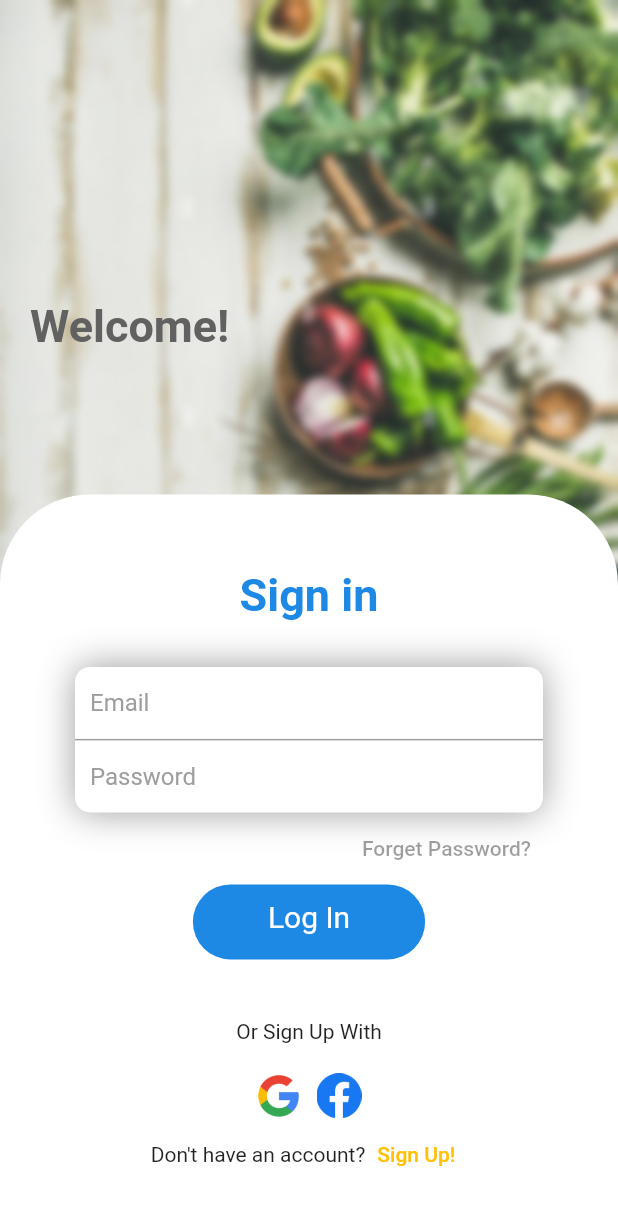
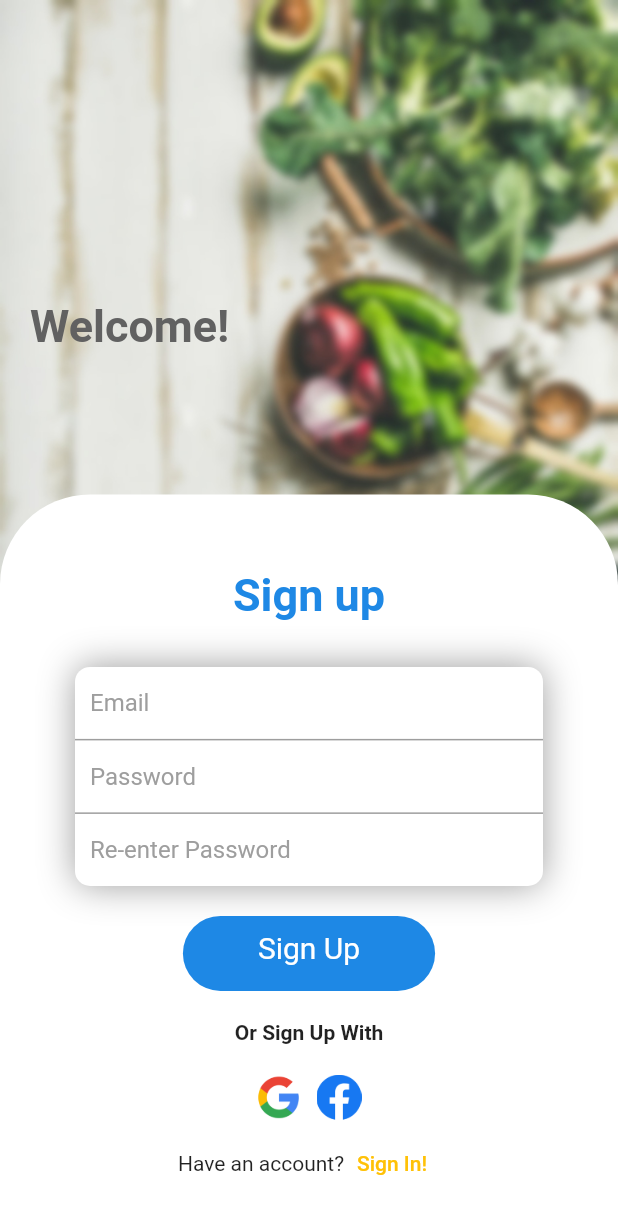
Before and after one commit to prateek1202/sign-up-screen, a Flutter app: the screen it shows after launch, on a phone screen of 412 x 824 dp. Shown: the top 1214 px of the screen. Run offline on Flutter 3.47's test engine with Material 2 defaults, Android fonts, the phone set to English and light mode, and no system bars.

Commit message:
added screenshots

```diff
--- a/lib/login_screen.dart
+++ /dev/null
@@ -1,159 +0,0 @@
-import 'package:flutter/material.dart';
-
-class LoginScreen extends StatelessWidget {
-  @override
-  Widget build(BuildContext context) {
-    return Stack(children: [
-      Image.asset('assets/images/background.jpg'),
-      Container(
-          margin: const EdgeInsets.fromLTRB(20, 200, 0, 0),
-          child: Text(
-            'Welcome!',
-            style: TextStyle(
-                fontSize: 30,
-                color: Colors.grey.shade700,
-                fontWeight: FontWeight.bold),
-          )),
-      Container(
-        margin: EdgeInsets.only(top: MediaQuery.of(context).size.height * 0.4),
-        child: Container(
-          decoration: const BoxDecoration(
-              color: Colors.white,
-              borderRadius: BorderRadius.only(
-                  topLeft: Radius.circular(60), topRight: Radius.circular(60))),
-          child: SingleChildScrollView(
-              child: Padding(
-            padding: const EdgeInsets.all(50),
-            child: Column(
-              children: [
-                //Sign in text
-                Text(
-                  'Sign in',
-                  style: TextStyle(
-                      fontSize: 30,
-                      color: Colors.blue.shade600,
-                      fontWeight: FontWeight.bold),
-                ),
-                const SizedBox(
-                  height: 30,
-                ),
-                // email and password
-                Container(
-                  decoration: BoxDecoration(
-                    color: Colors.white,
-                    borderRadius: BorderRadius.circular(10),
-                    boxShadow: const [
-                      BoxShadow(
-                        color: Colors.grey,
-                        blurRadius: 20,
-                      )
-                    ],
-                  ),
-                  child: Column(
-                    children: [
-                      Container(
-                        padding: const EdgeInsets.symmetric(horizontal: 10),
-                        decoration: BoxDecoration(
-                            border: Border(
-                                bottom:
-                                    BorderSide(color: Colors.grey.shade500))),
-                        child: const TextField(
-                          decoration: InputDecoration(
-                              hintText: 'Email',
-                              hintStyle: TextStyle(color: Colors.grey),
-                              border: InputBorder.none),
-                        ),
-                      ),
-                      Container(
-                        padding: const EdgeInsets.symmetric(horizontal: 10),
-                        child: const TextField(
-                          decoration: InputDecoration(
-                              hintText: 'Password',
-                              hintStyle: TextStyle(color: Colors.grey),
-                              border: InputBorder.none),
-                        ),
-                      ),
-                    ],
-                  ),
-                ),
-                Container(
-                  alignment: Alignment.centerRight,
-                  child: const TextButton(
-                    child: Text('Forget Password?'),
-                    onPressed: null,
-                  ),
-                ),
-                // login
-                Container(
-                  height: 50,
-                  margin: const EdgeInsets.symmetric(horizontal: 50),
-                  decoration: BoxDecoration(
-                      borderRadius: BorderRadius.circular(50),
-                      color: Colors.blue.shade600),
-                  child: Container(
-                    margin: const EdgeInsets.symmetric(
-                        horizontal: 50, vertical: 10),
-                    child: const Text(
-                      'Log In',
-                      style: TextStyle(
-                        color: Colors.white,
-                        fontSize: 20,
-                      ),
-                    ),
-                  ),
-                ),
-                const SizedBox(
-                  height: 40,
-                ),
-                Row(
-                  mainAxisAlignment: MainAxisAlignment.spaceAround,
-                  children: [
-                    Container(
-                      decoration: const BoxDecoration(color: Colors.grey),
-                      height: 10,
-                    ),
-                    const Text('Or Sign Up With'),
-                    Container(
-                      decoration: const BoxDecoration(color: Colors.grey),
-                      height: 10,
-                    ),
-                  ],
-                ),
-                const SizedBox(height: 20),
-                Row(
-                  mainAxisAlignment: MainAxisAlignment.center,
-                  children: [
-                    Container(
-                      margin: const EdgeInsets.only(right: 5),
-                      height: 30,
-                      width: 30,
-                      child: Image.asset('assets/images/google-icon.png'),
-                    ),
-                    Container(
-                      margin: const EdgeInsets.only(left: 5),
-                      height: 30,
-                      width: 30,
-                      child: Image.asset('assets/images/facebook-icon.png'),
-                    )
-                  ],
-                ),
-                Row(
-                  mainAxisAlignment: MainAxisAlignment.center,
-                  children: const [
-                    Text('Don\'t have an account?'),
-                    TextButton(
-                        onPressed: null,
-                        child: Text(
-                          'Sign Up!',
-                          style: TextStyle(color: Colors.amber),
-                        ))
-                  ],
-                )
-              ],
-            ),
-          )),
-        ),
-      )
-    ]);
-  }
-}
--- a/lib/main.dart
+++ b/lib/main.dart
@@ -1,19 +1,14 @@
 import 'package:flutter/material.dart';
-import 'package:flutter/services.dart';
-import '../login_screen.dart';
+import 'signup_screen.dart';
+import 'signin_screen.dart';
 
 void main(List<String> args) {
   runApp(MaterialApp(
-    home: MyApp(),
     debugShowCheckedModeBanner: false,
+    routes: {
+      '/': (context) => SignupScreen(),
+      SigninScreen.routeName: (context) => SigninScreen(),
+      SignupScreen.routeName: (context) => SignupScreen()
+    },
   ));
 }
-
-class MyApp extends StatelessWidget {
-  @override
-  Widget build(BuildContext context) {
-    SystemChrome.setSystemUIOverlayStyle(
-        const SystemUiOverlayStyle(statusBarColor: Colors.white));
-    return Scaffold(backgroundColor: Colors.grey, body: LoginScreen());
-  }
-}
--- /dev/null
+++ b/lib/signup_screen.dart
@@ -0,0 +1,209 @@
+import 'package:flutter/material.dart';
+import 'signin_screen.dart';
+import 'package:flutter/services.dart';
+
+class SignupScreen extends StatefulWidget {
+  static const routeName = '/sign-up';
+
+  @override
+  State<SignupScreen> createState() => _SignupScreenState();
+}
+
+class _SignupScreenState extends State<SignupScreen> {
+  void signUp(String email, password, passwordRepeated) {}
+
+  final TextEditingController emailController = TextEditingController();
+  final TextEditingController passwordController = TextEditingController();
+  final TextEditingController passwordRepeatedController =
+      TextEditingController();
+
+  @override
+  Widget build(BuildContext context) {
+    SystemChrome.setSystemUIOverlayStyle(
+        const SystemUiOverlayStyle(statusBarColor: Colors.white));
+    return Scaffold(
+      body: SingleChildScrollView(
+        child: Stack(children: [
+          Image.asset('assets/images/background.jpg'),
+          Container(
+              margin: const EdgeInsets.fromLTRB(20, 200, 0, 0),
+              child: Text(
+                'Welcome!',
+                style: TextStyle(
+                    fontSize: 30,
+                    color: Colors.grey.shade700,
+                    fontWeight: FontWeight.bold),
+              )),
+          Container(
+            margin:
+                EdgeInsets.only(top: MediaQuery.of(context).size.height * 0.4),
+            child: Container(
+              decoration: const BoxDecoration(
+                  color: Colors.white,
+                  borderRadius: BorderRadius.only(
+                      topLeft: Radius.circular(60),
+                      topRight: Radius.circular(60))),
+              child: SingleChildScrollView(
+                  child: Padding(
+                padding: const EdgeInsets.only(
+                    top: 50, right: 50, left: 50, bottom: 30),
+                child: Column(
+                  children: [
+                    //Sign in text
+                    Text(
+                      'Sign up',
+                      style: TextStyle(
+                          fontSize: 30,
+                          color: Colors.blue.shade600,
+                          fontWeight: FontWeight.bold),
+                    ),
+                    const SizedBox(
+                      height: 30,
+                    ),
+                    // email and password
+                    Container(
+                      decoration: BoxDecoration(
+                        color: Colors.white,
+                        borderRadius: BorderRadius.circular(10),
+                        boxShadow: const [
+                          BoxShadow(
+                            color: Colors.grey,
+                            blurRadius: 20,
+                          )
+                        ],
+                      ),
+                      child: Column(
+                        children: [
+                          Container(
+                            padding: const EdgeInsets.symmetric(horizontal: 10),
+                            decoration: BoxDecoration(
+                                border: Border(
+                                    bottom: BorderSide(
+                                        color: Colors.grey.shade500))),
+                            child: TextField(
+                              controller: emailController,
+                              decoration: const InputDecoration(
+                                  hintText: 'Email',
+                                  hintStyle: TextStyle(color: Colors.grey),
+                                  border: InputBorder.none),
+                            ),
+                          ),
+                          Container(
+                            padding: const EdgeInsets.symmetric(horizontal: 10),
+                            decoration: BoxDecoration(
+                                border: Border(
+                                    bottom: BorderSide(
+                                        color: Colors.grey.shade500))),
+                            child: TextField(
+                              controller: passwordController,
+                              decoration: const InputDecoration(
+                                  hintText: 'Password',
+                                  hintStyle: TextStyle(color: Colors.grey),
+                                  border: InputBorder.none),
+                            ),
+                          ),
+                          Container(
+                            padding: const EdgeInsets.symmetric(horizontal: 10),
+                            child: TextField(
+                              controller: passwordRepeatedController,
+                              decoration: const InputDecoration(
+                                  hintText: 'Re-enter Password',
+                                  hintStyle: TextStyle(color: Colors.grey),
+                                  border: InputBorder.none),
+                            ),
+                          ),
+                        ],
+                      ),
+                    ),
+                    const SizedBox(
+                      height: 20,
+                    ),
+                    // signup
+                    InkWell(
+                      onTap: () => signUp(
+                          emailController.text,
+                          passwordController.text,
+                          passwordRepeatedController.text),
+                      child: Container(
+                        height: 50,
+                        margin: const EdgeInsets.symmetric(horizontal: 50),
+                        decoration: BoxDecoration(
+                            borderRadius: BorderRadius.circular(50),
+                            color: Colors.blue.shade600),
+                        child: Container(
+                          margin: const EdgeInsets.symmetric(
+                              horizontal: 50, vertical: 10),
+                          child: const Text(
+                            'Sign Up',
+                            style: TextStyle(
+                              color: Colors.white,
+                              fontSize: 20,
+                            ),
+                          ),
+                        ),
+                      ),
+                    ),
+                    const SizedBox(
+                      height: 20,
+                    ),
+                    Row(
+                      mainAxisAlignment: MainAxisAlignment.spaceAround,
+                      children: [
+                        Container(
+                          decoration: const BoxDecoration(color: Colors.grey),
+                          height: 10,
+                        ),
+                        const Text(
+                          'Or Sign Up With',
+                          style: TextStyle(fontWeight: FontWeight.bold),
+                        ),
+                        Container(
+                          decoration: const BoxDecoration(color: Colors.grey),
+                          height: 10,
+                        ),
+                      ],
+                    ),
+                    const SizedBox(height: 20),
+                    Row(
+                      mainAxisAlignment: MainAxisAlignment.center,
+                      children: [
+                        Container(
+                          margin: const EdgeInsets.only(right: 5),
+                          height: 30,
+                          width: 30,
+                          child: Image.asset('assets/images/google-icon.png'),
+                        ),
+                        Container(
+                          margin: const EdgeInsets.only(left: 5),
+                          height: 30,
+                          width: 30,
+                          child: Image.asset('assets/images/facebook-icon.png'),
+                        )
+                      ],
+                    ),
+                    const SizedBox(
+                      height: 5,
+                    ),
+                    Row(
+                      mainAxisAlignment: MainAxisAlignment.center,
+                      children: [
+                        const Text('Have an account?'),
+                        TextButton(
+                            onPressed: () => Navigator.of(context)
+                                .pushReplacementNamed(SigninScreen.routeName),
+                            child: const Text(
+                              'Sign In!',
+                              style: TextStyle(color: Colors.amber),
+                            ))
+                      ],
+                    )
+                  ],
+                ),
+              )),
+            ),
+          )
+        ]),
+      ),
+    );
+  }
+}
--- a/pubspec.yaml
+++ b/pubspec.yaml
@@ -34,6 +34,7 @@ dependencies:
   # The following adds the Cupertino Icons font to your application.
   # Use with the CupertinoIcons class for iOS style icons.
   cupertino_icons: ^1.0.2
+  http: ^0.13.4
 
 dev_dependencies:
   flutter_test:
```
Also changed, not shown: lib/api/api.json (added, +47 -0 lines), lib/signin_screen.dart (added, +194 -0 lines), lib/api/api.dart (added), pubspec.lock, 3 other files.
